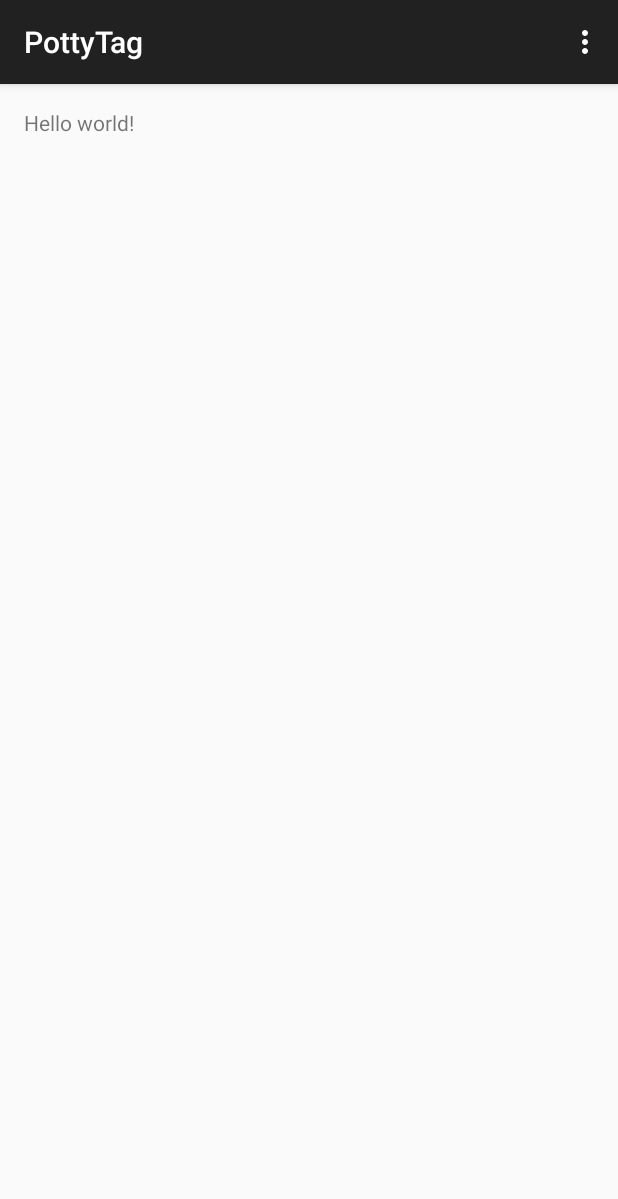
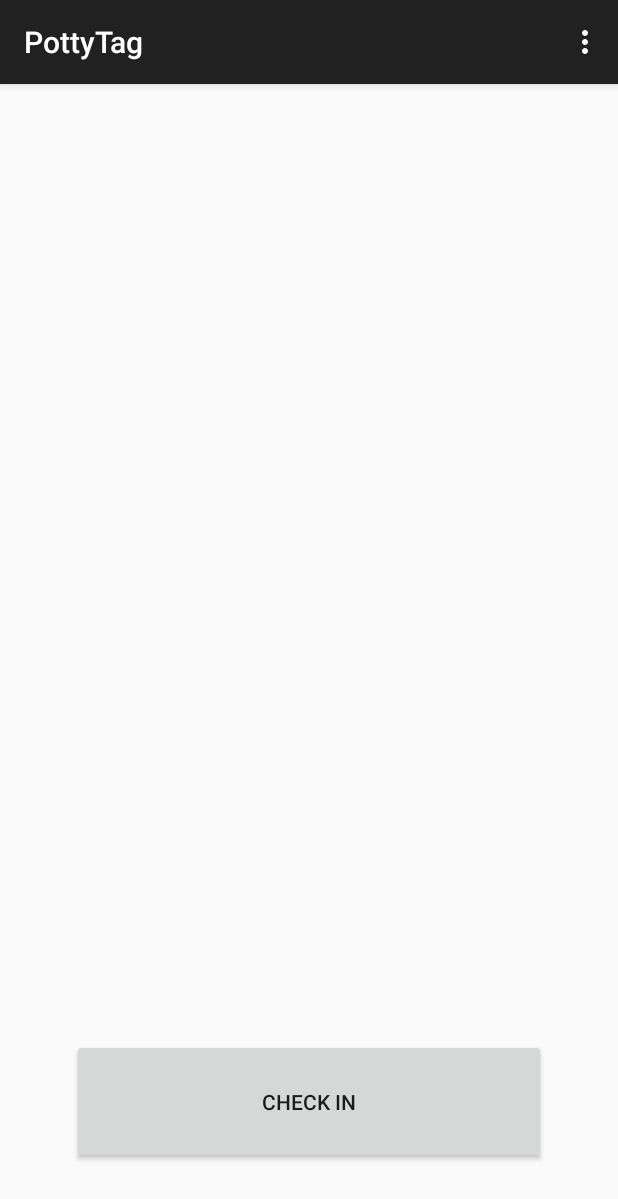
Before and after one commit to jordanribera/PottyTag, an Android app: the screen it shows after launch (StatusActivity), on a phone screen of 412 x 824 dp. Shown: the top 1199 px of the screen. Run offline under Robolectric (Android 15) with nearby library versions, the phone set to English and light mode, and no system bars.

Commit message:
intial status layout

```diff
--- a/app/src/main/res/layout/activity_status.xml
+++ b/app/src/main/res/layout/activity_status.xml
@@ -5,7 +5,25 @@
     android:paddingTop="@dimen/activity_vertical_margin"
     android:paddingBottom="@dimen/activity_vertical_margin" tools:context=".StatusActivity">
 
-    <TextView android:text="@string/hello_world" android:layout_width="wrap_content"
-        android:layout_height="wrap_content" />
 
+    <ImageView
+        android:layout_width="wrap_content"
+        android:layout_height="wrap_content"
+        android:id="@+id/statusImage"
+        android:layout_alignParentStart="true"
+        android:layout_alignParentEnd="true"
+        android:layout_centerHorizontal="true"
+        android:layout_margin="32dp" />
+
+    <Button
+        android:layout_width="wrap_content"
+        android:layout_height="wrap_content"
+        android:text="Check In"
+        android:id="@+id/actionButton"
+        android:layout_alignParentBottom="true"
+        android:layout_centerHorizontal="true"
+        android:layout_margin="32dp"
+        android:padding="32dp"
+        android:layout_alignParentEnd="true"
+        android:layout_alignParentStart="true" />
 </RelativeLayout>
```
Also changed, not shown: app/src/main/java/net/spiralpower/pottytag/StatusActivity.java (+37 -0 lines), 2 other files.
